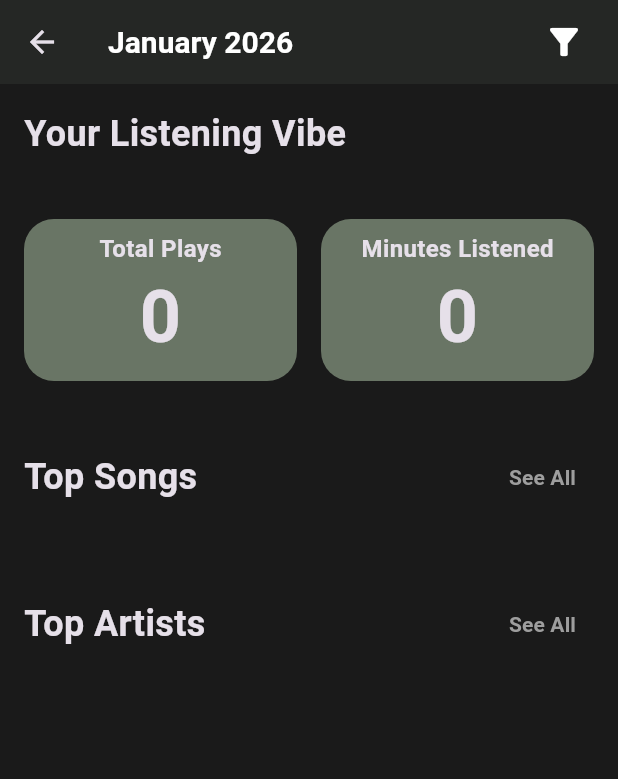
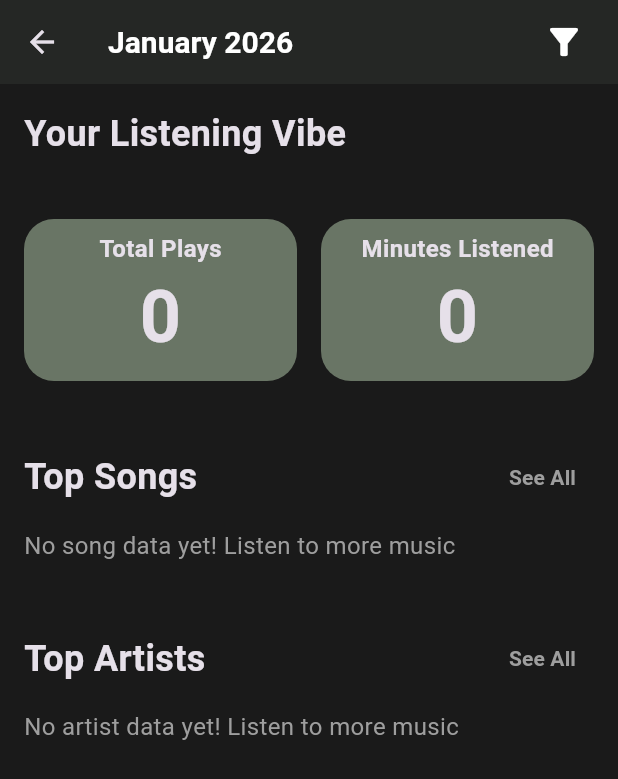
Before and after one commit to mariaR5/music-dashboard, a Flutter app: the DashboardPage screen opened directly, on a phone screen of 412 x 824 dp. Shown: the top 779 px of the screen. Run offline on Flutter 3.47's test engine with Material 3 defaults, Android fonts, the phone set to English and light mode, and no system bars; our stand-ins replace flutter_dotenv, flutter_secure_storage; missing offline and left inert: flutter_notification_listener; accounts and stored records are empty; network calls fail.

Commit message:
Handle no data case with user friendly messages

```diff
--- a/lib/pages/dashboard_page.dart
+++ b/lib/pages/dashboard_page.dart
@@ -357,7 +357,12 @@ class _DashboardPageState extends State<DashboardPage> {
               );
             }),
             const SizedBox(height: 10),
-            TopSongsList(topSongs: _topSongs),
+            _topSongs.isNotEmpty
+                ? TopSongsList(topSongs: _topSongs)
+                : Text(
+                    'No song data yet! Listen to more music',
+                    style: TextStyle(color: Colors.grey, fontSize: 16),
+                  ),
 
             const SizedBox(height: 40),
 
@@ -376,7 +381,12 @@ class _DashboardPageState extends State<DashboardPage> {
               );
             }),
             const SizedBox(height: 10),
-            TopArtistsList(topArtists: _topArtists),
+            _topArtists.isNotEmpty
+                ? TopArtistsList(topArtists: _topArtists)
+                : Text(
+                    'No artist data yet! Listen to more music',
+                    style: TextStyle(color: Colors.grey, fontSize: 16),
+                  ),
           ],
         ),
       ),
```
Also changed, not shown: lib/pages/recommendation_page.dart (+48 -40 lines).
